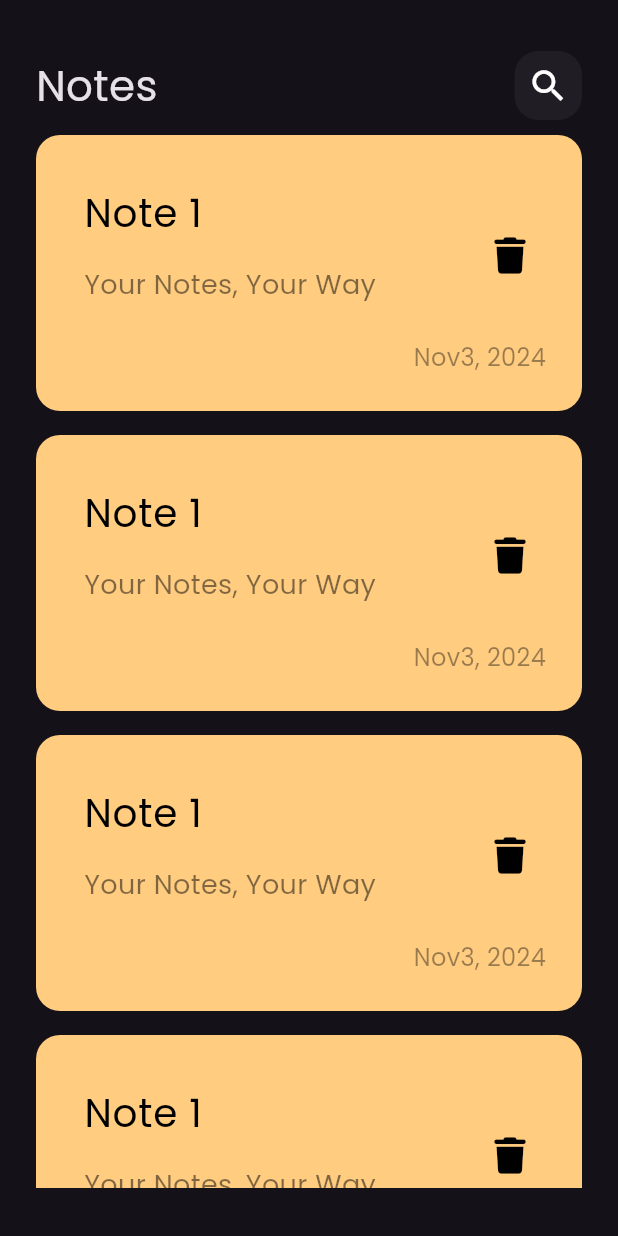
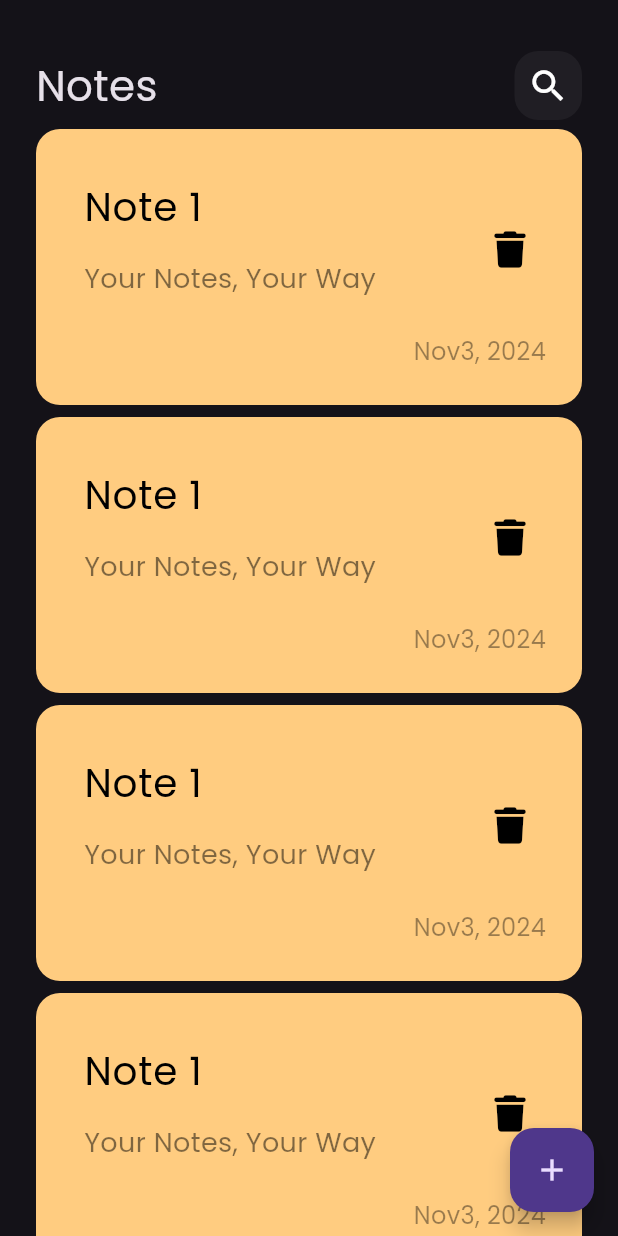
Before and after one commit to essamalrawi/notes_app, a Flutter app: the screen it shows after launch, on a phone screen of 412 x 824 dp. Run offline on Flutter 3.47's test engine with Material 3 defaults, Android fonts, the phone set to English and light mode, and no system bars; our stand-ins replace font_awesome_flutter.

Commit message:
adding floating action button

```diff
--- a/lib/views/notes_view.dart
+++ b/lib/views/notes_view.dart
@@ -6,8 +6,12 @@ class NotesView extends StatelessWidget {
 
   @override
   Widget build(BuildContext context) {
-    return const Scaffold(
-      body: NotesViewBody(),
+    return Scaffold(
+      floatingActionButton: FloatingActionButton(
+        onPressed: () {},
+        child: const Icon(Icons.add),
+      ),
+      body: const NotesViewBody(),
     );
   }
 }
--- a/lib/widgets/notes_list_view.dart
+++ b/lib/widgets/notes_list_view.dart
@@ -8,7 +8,7 @@ class NotesListView extends StatelessWidget {
   Widget build(BuildContext context) {
     return ListView.builder(itemBuilder: (context, index) {
       return const Padding(
-        padding: EdgeInsets.symmetric(vertical: 8),
+        padding: EdgeInsets.symmetric(vertical: 4),
         child: NoteItem(),
       );
     });
--- a/lib/widgets/notes_view_body.dart
+++ b/lib/widgets/notes_view_body.dart
@@ -9,7 +9,7 @@ class NotesViewBody extends StatelessWidget {
   @override
   Widget build(BuildContext context) {
     return const Padding(
-      padding: EdgeInsets.symmetric(horizontal: 24.0, vertical: 32),
+      padding: EdgeInsets.only(left: 24.0, right: 24, top: 32),
       child: Column(
         children: [
           CustomAppBar(),
```
